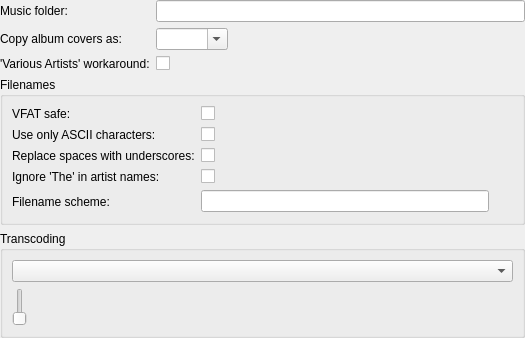
The window that devices/devicepropertiesdialog.ui (polpo/cantata-mac) describes before a commit, drawn with Qt 5.
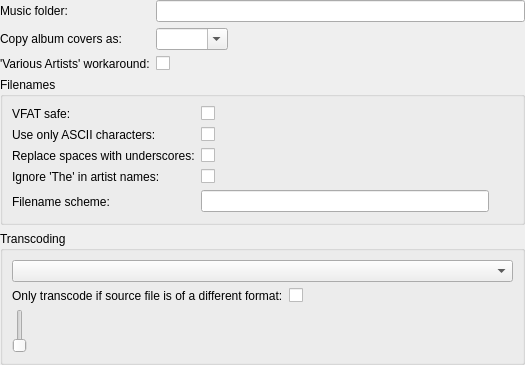
The same window after the commit. Custom widgets are drawn as their Qt base class.

Commit message: Add option to only transcode if source is a different format.

What changed in the file:
```diff
--- a/devices/devicepropertiesdialog.ui
+++ b/devices/devicepropertiesdialog.ui
@@ -7,7 +7,7 @@
     <x>0</x>
     <y>0</y>
     <width>524</width>
-    <height>338</height>
+    <height>365</height>
    </rect>
   </property>
   <property name="windowTitle">
@@ -190,6 +190,23 @@
       <item>
        <widget class="QComboBox" name="transcoderName"/>
       </item>
+      <item>
+       <layout class="QFormLayout" name="formLayout_3">
+        <item row="0" column="0">
+         <widget class="QLabel" name="transcoderWhenDifferentLabel">
+          <property name="text">
+           <string>Only transcode if source file is of a different format:</string>
+          </property>
+          <property name="buddy">
+           <cstring>transcoderWhenDifferent</cstring>
+          </property>
+         </widget>
+        </item>
+        <item row="0" column="1">
+         <widget class="QCheckBox" name="transcoderWhenDifferent"/>
+        </item>
+       </layout>
+      </item>
       <item>
        <widget class="ValueSlider" name="transcoderValue"/>
       </item>
```
Left out of the diff: 3 changed lines with no effect on the pictures. The commit also changes 7 other files.
